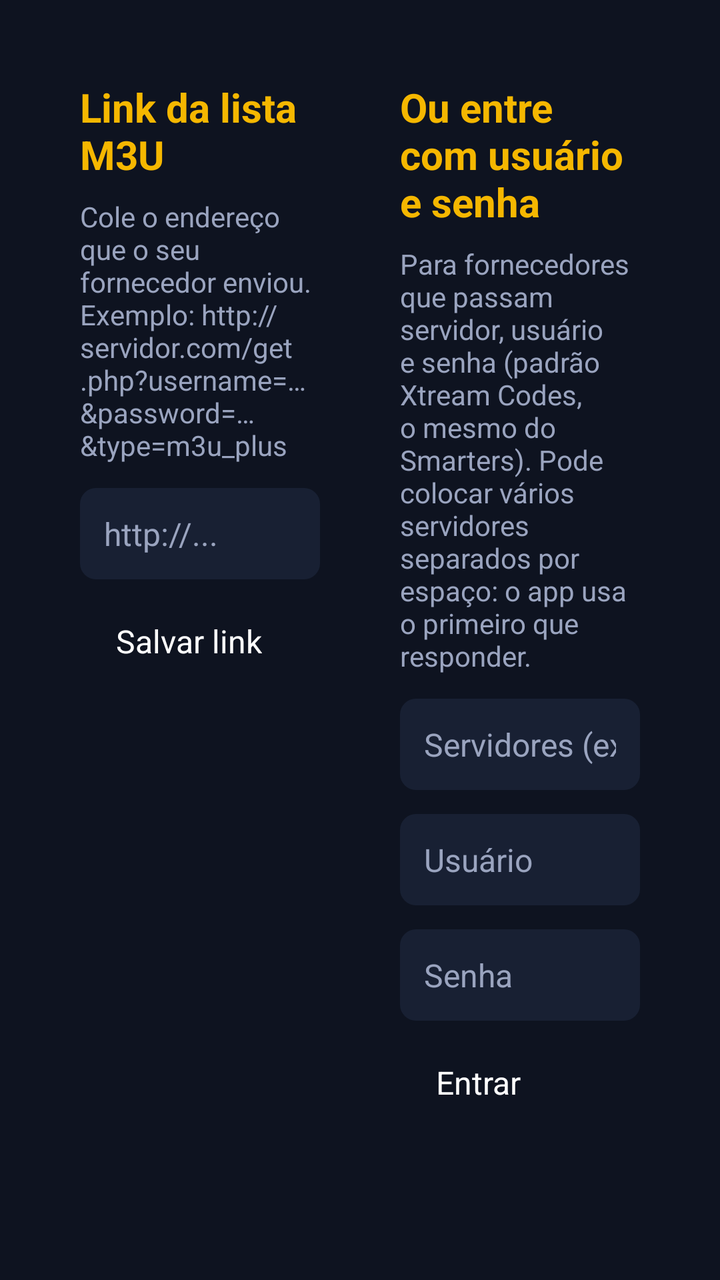
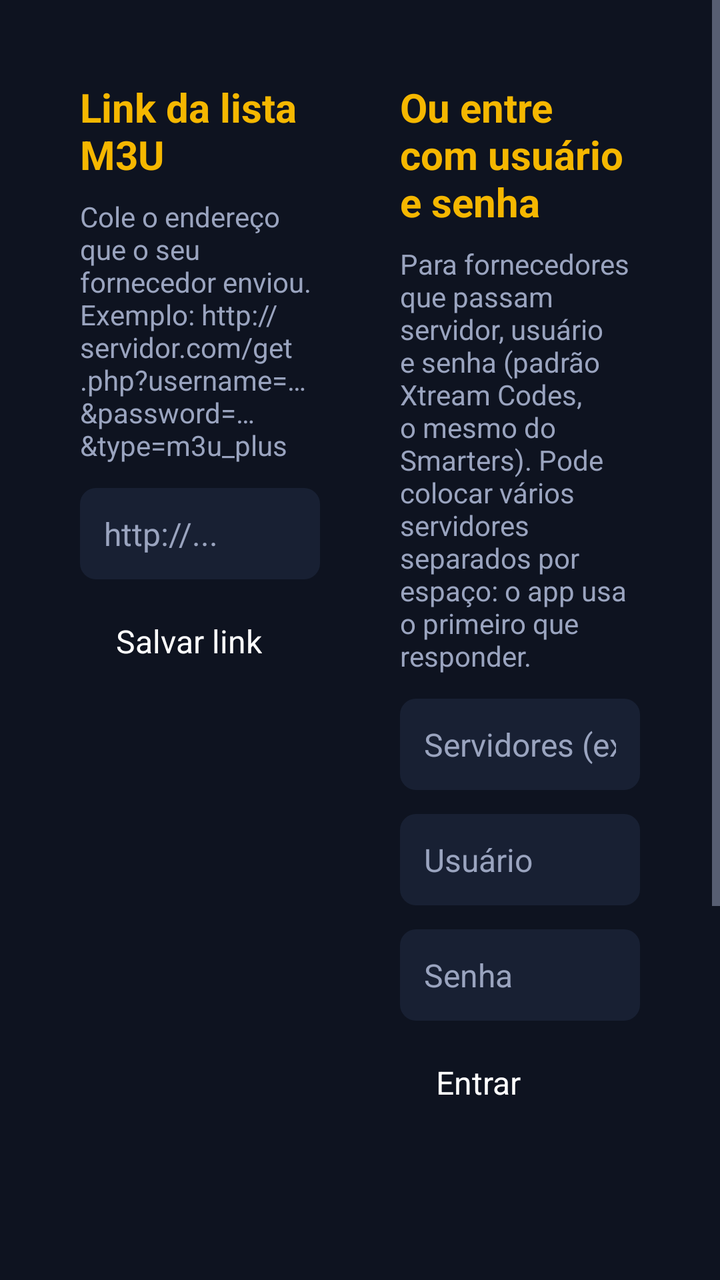

Before-and-after screenshots of an Android layout around one commit, followed by the original layout XML and the change that was made.
<!-- AndroidManifest.xml: application theme Theme.DCG -->
<!-- res/layout/activity_setup.xml -->
<?xml version="1.0" encoding="utf-8"?>
<ScrollView xmlns:android="http://schemas.android.com/apk/res/android"
    android:layout_width="match_parent"
    android:layout_height="match_parent"
    android:background="@color/bg"
    android:fillViewport="true">

    <LinearLayout
        android:layout_width="match_parent"
        android:layout_height="wrap_content"
        android:orientation="horizontal"
        android:padding="40dp">

        <LinearLayout
            android:layout_width="0dp"
            android:layout_height="wrap_content"
            android:layout_weight="1"
            android:orientation="vertical">

            <TextView
                android:layout_width="wrap_content"
                android:layout_height="wrap_content"
                android:layout_marginBottom="8dp"
                android:text="Link da lista M3U"
                android:textColor="@color/accent"
                android:textSize="20sp"
                android:textStyle="bold" />

            <TextView
                android:layout_width="match_parent"
                android:layout_height="wrap_content"
                android:layout_marginBottom="12dp"
                android:text="Cole o endereço que o seu fornecedor enviou. Exemplo: http://servidor.com/get.php?username=…&amp;password=…&amp;type=m3u_plus"
                android:textColor="@color/text_dim"
                android:textSize="14sp" />

            <EditText
                android:id="@+id/url"
                style="@style/Input"
                android:hint="http://..."
                android:imeOptions="actionDone"
                android:inputType="textUri" />

            <TextView
                android:id="@+id/saveUrl"
                style="@style/TabButton"
                android:text="Salvar link" />
        </LinearLayout>

        <LinearLayout
            android:layout_width="0dp"
            android:layout_height="wrap_content"
            android:layout_marginStart="40dp"
            android:layout_weight="1"
            android:orientation="vertical">

            <TextView
                android:layout_width="wrap_content"
                android:layout_height="wrap_content"
                android:layout_marginBottom="8dp"
                android:text="Ou entre com usuário e senha"
                android:textColor="@color/accent"
                android:textSize="20sp"
                android:textStyle="bold" />

            <TextView
                android:layout_width="match_parent"
                android:layout_height="wrap_content"
                android:layout_marginBottom="12dp"
                android:text="Para fornecedores que passam servidor, usuário e senha (padrão Xtream Codes, o mesmo do Smarters). Pode colocar vários servidores separados por espaço: o app usa o primeiro que responder."
                android:textColor="@color/text_dim"
                android:textSize="14sp" />

            <EditText
                android:id="@+id/server"
                style="@style/Input"
                android:hint="Servidores (ex.: http://a.com http://b.com)"
                android:inputType="textUri" />

            <EditText
                android:id="@+id/user"
                style="@style/Input"
                android:hint="Usuário"
                android:inputType="text" />

            <EditText
                android:id="@+id/pass"
                style="@style/Input"
                android:hint="Senha"
                android:imeOptions="actionDone"
                android:inputType="textPassword" />

            <TextView
                android:id="@+id/saveXtream"
                style="@style/TabButton"
                android:text="Entrar" />
        </LinearLayout>
    </LinearLayout>
</ScrollView>
<!-- resources referenced by this layout -->
<resources>
  <color name="accent">#F5B700</color>
  <color name="bg">#0E1320</color>
  <color name="text_dim">#9AA4BF</color>
  <style name="Input">
          <item name="android:layout_width">match_parent</item>
          <item name="android:layout_height">wrap_content</item>
          <item name="android:layout_marginBottom">12dp</item>
          <item name="android:background">@drawable/input_bg</item>
          <item name="android:padding">12dp</item>
          <item name="android:singleLine">true</item>
          <item name="android:textColor">@color/text</item>
          <item name="android:textColorHint">@color/text_dim</item>
          <item name="android:textSize">16sp</item>
      </style>
  <style name="TabButton">
          <item name="android:layout_width">wrap_content</item>
          <item name="android:layout_height">wrap_content</item>
          <item name="android:layout_marginEnd">8dp</item>
          <item name="android:background">@drawable/tab_bg</item>
          <item name="android:focusable">true</item>
          <item name="android:clickable">true</item>
          <item name="android:paddingStart">18dp</item>
          <item name="android:paddingEnd">18dp</item>
          <item name="android:paddingTop">8dp</item>
          <item name="android:paddingBottom">8dp</item>
          <item name="android:textColor">@color/text</item>
          <item name="android:textSize">16sp</item>
      </style>
  <style name="Theme.DCG" parent="Theme.AppCompat.NoActionBar">
          <item name="colorPrimary">@color/surface</item>
          <item name="colorPrimaryDark">@color/bg</item>
          <item name="colorAccent">@color/accent</item>
          <item name="android:windowBackground">@color/bg</item>
          <item name="android:textColorPrimary">@color/text</item>
          <item name="android:textColorSecondary">@color/text_dim</item>
      </style>
  <!-- drawable input_bg (drawable) -->
  <?xml version="1.0" encoding="utf-8"?>
  <selector xmlns:android="http://schemas.android.com/apk/res/android">
      <item android:state_focused="true">
          <shape>
              <corners android:radius="8dp" />
              <solid android:color="@color/surface_focus" />
              <stroke android:width="2dp" android:color="@color/accent" />
          </shape>
      </item>
      <item>
          <shape>
              <corners android:radius="8dp" />
              <solid android:color="@color/surface" />
          </shape>
      </item>
  </selector>
  <color name="text">#FFFFFF</color>
  <!-- drawable tab_bg (drawable) -->
  <?xml version="1.0" encoding="utf-8"?>
  <selector xmlns:android="http://schemas.android.com/apk/res/android">
      <item android:state_focused="true">
          <shape>
              <corners android:radius="20dp" />
              <solid android:color="@color/surface_focus" />
              <stroke android:width="2dp" android:color="@color/accent" />
          </shape>
      </item>
      <item android:state_selected="true">
          <shape>
              <corners android:radius="20dp" />
              <solid android:color="@color/surface" />
              <stroke android:width="1dp" android:color="@color/text_dim" />
          </shape>
      </item>
      <item>
          <shape>
              <corners android:radius="20dp" />
              <solid android:color="@android:color/transparent" />
          </shape>
      </item>
  </selector>
  <color name="surface">#182033</color>
  <color name="surface_focus">#2A3757</color>
</resources>

<!-- the commit's change to res/layout/activity_setup.xml (unified diff, before → after) -->
@@ -90,10 +90,21 @@
                 android:imeOptions="actionDone"
                 android:inputType="textPassword" />
 
-            <TextView
-                android:id="@+id/saveXtream"
-                style="@style/TabButton"
-                android:text="Entrar" />
+            <LinearLayout
+                android:layout_width="wrap_content"
+                android:layout_height="wrap_content"
+                android:orientation="horizontal">
+
+                <TextView
+                    android:id="@+id/saveXtream"
+                    style="@style/TabButton"
+                    android:text="Entrar" />
+
+                <TextView
+                    android:id="@+id/testServers"
+                    style="@style/TabButton"
+                    android:text="Testar servidores" />
+            </LinearLayout>
         </LinearLayout>
     </LinearLayout>
 </ScrollView>
